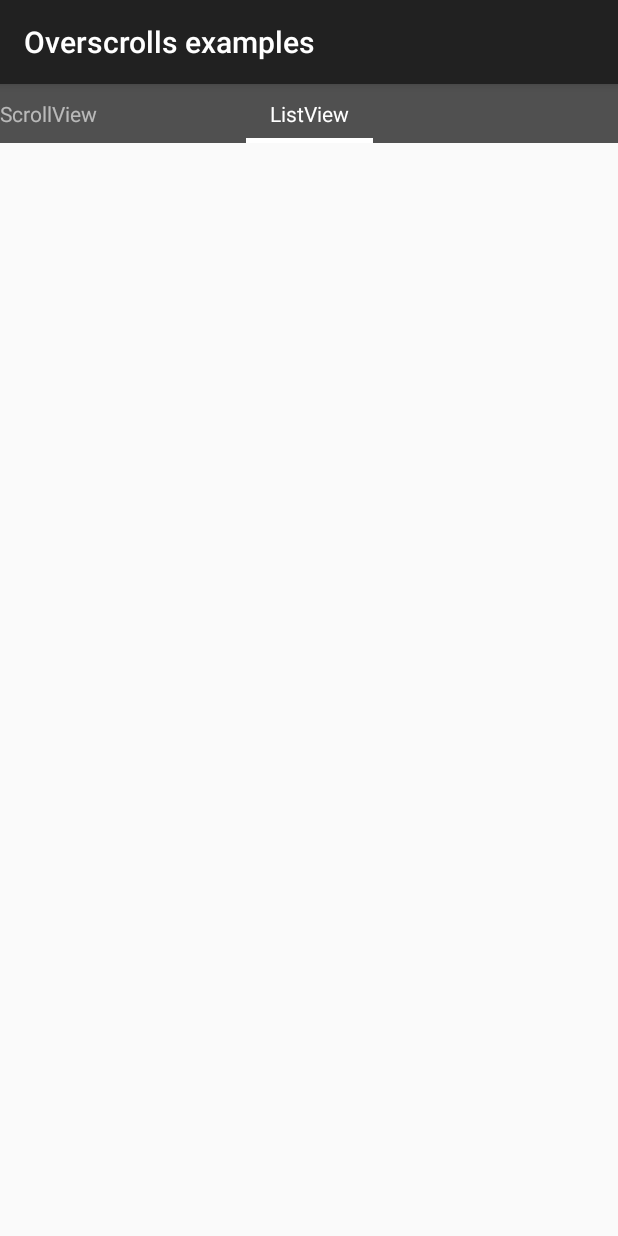
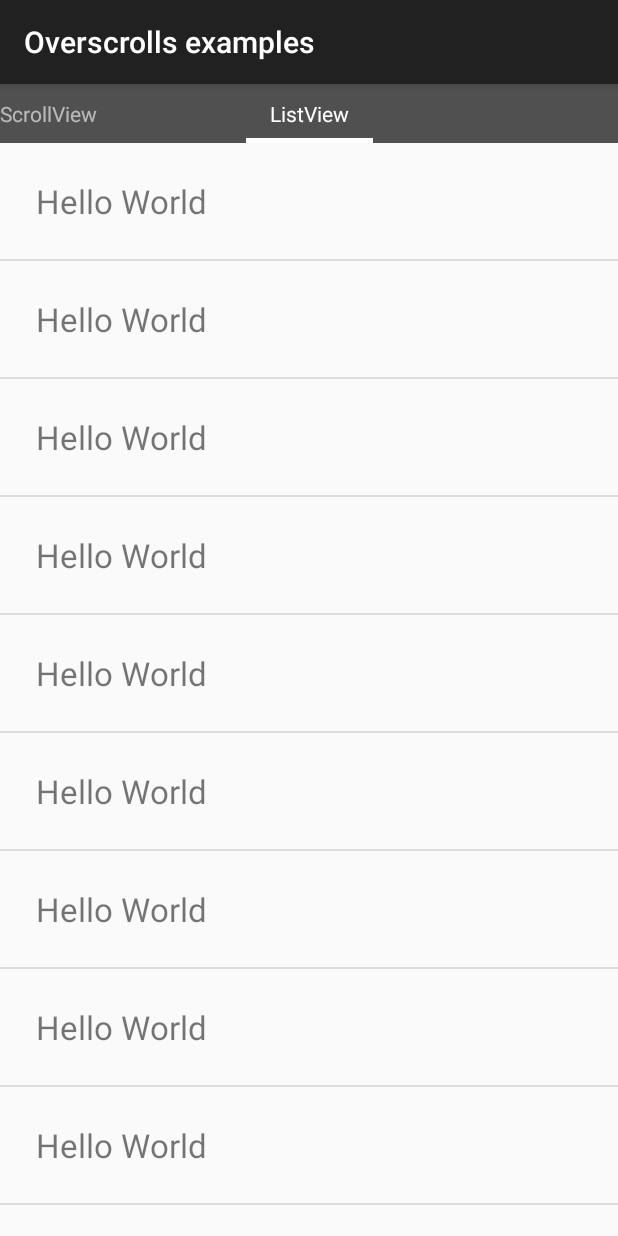
Before and after one commit to siczmj/overscrolls, an Android app: the screen it shows after launch (MainActivity), after a tap on "ListView", on a phone screen of 412 x 824 dp. Run offline under Robolectric (Android 15) with nearby library versions, the phone set to English and light mode, and no system bars.

Commit message:
implemented overscrolllistivew and added example

```diff
--- a/overscrolls-example/src/main/java/com/nirigo/mobile/overscrolls/examples/ListViewExampleFragment.java
+++ b/overscrolls-example/src/main/java/com/nirigo/mobile/overscrolls/examples/ListViewExampleFragment.java
@@ -5,29 +5,41 @@ import android.support.annotation.Nullable;
 import android.view.LayoutInflater;
 import android.view.View;
 import android.view.ViewGroup;
+import android.widget.ListView;
 
+import com.nirigo.mobile.overscrolls.R;
 import com.nirigo.mobile.overscrolls.other.BaseFragment;
+import com.nirigo.mobile.overscrolls.other.ListViewAdapter;
 
 /**
  * Created by Sicz-Mesziár János on 2015.08.06..
  */
 public class ListViewExampleFragment extends BaseFragment {
 
+    private ListView listview;
+    private ListViewAdapter adapter;
 
     @Nullable
     @Override
     public View onCreateView(LayoutInflater inflater, ViewGroup container, Bundle savedInstanceState) {
-        return super.onCreateView(inflater, container, savedInstanceState);
+        return inflateFragmentLayout(inflater, container, R.layout.fragment_listview);
     }
 
     @Override
     public void onViewCreated(View view, @Nullable Bundle savedInstanceState) {
         super.onViewCreated(view, savedInstanceState);
+        listview = (ListView) this.view;
     }
 
     @Override
     public void onActivityCreated(@Nullable Bundle savedInstanceState) {
         super.onActivityCreated(savedInstanceState);
+
+
+        adapter = new ListViewAdapter();
+        listview.setAdapter(adapter);
+
+
     }
 
 
--- /dev/null
+++ b/overscrolls-example/src/main/java/com/nirigo/mobile/overscrolls/other/ListViewAdapter.java
@@ -0,0 +1,41 @@
+package com.nirigo.mobile.overscrolls.other;
+
+import android.view.View;
+import android.view.ViewGroup;
+import android.widget.BaseAdapter;
+
+import com.nirigo.mobile.overscrolls.R;
+
+/**
+ * Created by Sicz-Mesziár János on 2015.08.06..
+ */
+public class ListViewAdapter extends BaseAdapter {
+
+    private String content = "Hello World";
+
+    @Override
+    public int getCount() {
+        return 50;
+    }
+
+    @Override
+    public Object getItem(int position) {
+        return content;
+    }
+
+    @Override
+    public long getItemId(int position) {
+        return position;
+    }
+
+    @Override
+    public View getView(int position, View convertView, ViewGroup parent) {
+
+        if(convertView == null){
+            convertView = View.inflate(parent.getContext(), R.layout.listitem_listview, null);
+        }
+
+        return convertView;
+
+    }
+}
--- /dev/null
+++ b/overscrolls-example/src/main/res/layout/fragment_listview.xml
@@ -0,0 +1,5 @@
+<?xml version="1.0" encoding="utf-8"?>
+<com.nirigo.mobile.view.overscrolls.OverScrollListView
+    xmlns:android="http://schemas.android.com/apk/res/android"
+    android:layout_width="match_parent"
+    android:layout_height="match_parent" />
--- /dev/null
+++ b/overscrolls-example/src/main/res/layout/listitem_listview.xml
@@ -0,0 +1,9 @@
+<?xml version="1.0" encoding="utf-8"?>
+<TextView
+    xmlns:android="http://schemas.android.com/apk/res/android"
+    android:layout_width="match_parent"
+    android:layout_height="match_parent"
+    android:padding="24dp"
+    android:text="Hello World"
+    android:textSize="22sp"
+    />
--- /dev/null
+++ b/overscrolls-library/src/main/java/com/nirigo/mobile/view/overscrolls/OverScrollListView.java
@@ -0,0 +1,59 @@
+package com.nirigo.mobile.view.overscrolls;
+
+import android.annotation.TargetApi;
+import android.content.Context;
+import android.os.Build;
+import android.support.annotation.NonNull;
+import android.util.AttributeSet;
+import android.view.MotionEvent;
+import android.widget.ListView;
+
+import com.nirigo.mobile.view.overscrolls.internal.OverScrollHelper;
+
+/**
+ * Created by Sicz-Mesziár János on 2015.08.06..
+ */
+public class OverScrollListView extends ListView {
+
+    private OverScrollHelper overScroll;
+
+    public OverScrollListView(Context context) {
+        super(context);
+        init();
+    }
+
+    public OverScrollListView(Context context, AttributeSet attrs) {
+        super(context, attrs);
+        init();
+    }
+
+    public OverScrollListView(Context context, AttributeSet attrs, int defStyleAttr) {
+        super(context, attrs, defStyleAttr);
+        init();
+    }
+
+    @TargetApi(Build.VERSION_CODES.LOLLIPOP)
+    public OverScrollListView(Context context, AttributeSet attrs, int defStyleAttr, int defStyleRes) {
+        super(context, attrs, defStyleAttr, defStyleRes);
+        init();
+    }
+
+    private void init() {
+        this.setOverScrollMode(OVER_SCROLL_ALWAYS);
+        this.overScroll = new OverScrollHelper(this);
+    }
+
+    // Events --------------------------------------------------------------------------------------
+    @Override
+    public boolean onTouchEvent(@NonNull MotionEvent event) {
+        return overScroll.onTouchEvent(event) || super.onTouchEvent(event);
+    }
+
+
+    // Getters -----------------------------------------------------------------------------------
+    public OverScrollHelper getOverScroll() {
+        return overScroll;
+    }
+
+
+}
--- a/overscrolls-library/src/main/java/com/nirigo/mobile/view/overscrolls/internal/OverScrollHelper.java
+++ b/overscrolls-library/src/main/java/com/nirigo/mobile/view/overscrolls/internal/OverScrollHelper.java
@@ -35,8 +35,14 @@ public class OverScrollHelper {
     // Events --------------------------------------------------------------------------------------
     public boolean onTouchEvent(MotionEvent event) {
 
+        // When nobody watch then do nothing
+        if(onOverScrollListener == null)
+            return false;
+
         int action = event.getAction();
         if (action == MotionEvent.ACTION_DOWN) {
+
+            // Do nothing...
 
         } else if (action == MotionEvent.ACTION_MOVE) {
 
```
